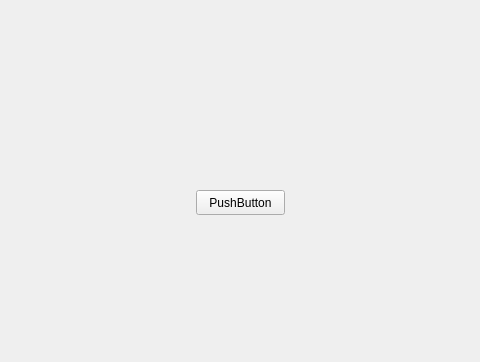
First picture: the form in Project1/mainwindowproject1.ui, repository BeliyPasha/project1, before the edit; both pictures show x 124 to 604 and y 0 to 362 of the 800 by 600 pixel window.
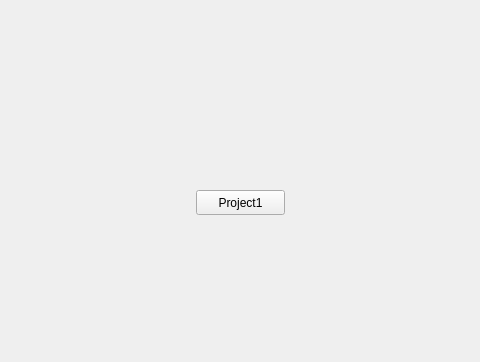
Second picture: the form after the edit.

```diff
--- a/Project1/mainwindowproject1.ui
+++ b/Project1/mainwindowproject1.ui
@@ -24,7 +24,7 @@
      </rect>
     </property>
     <property name="text">
-     <string>PushButton</string>
+     <string>Project1</string>
     </property>
    </widget>
   </widget>
```
